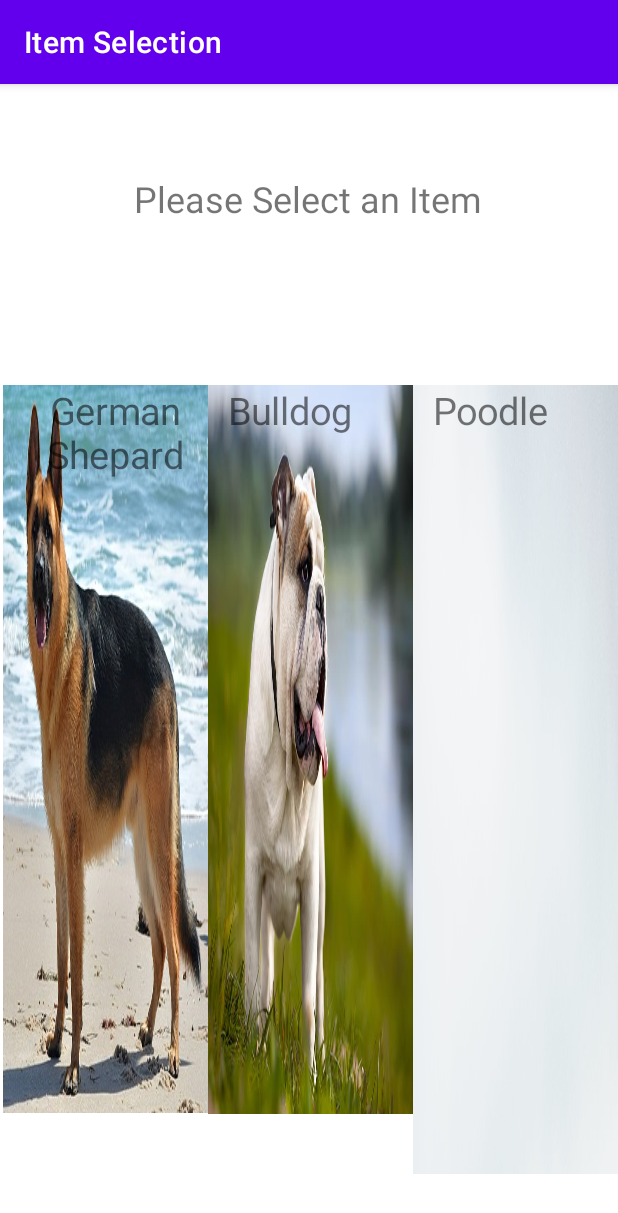
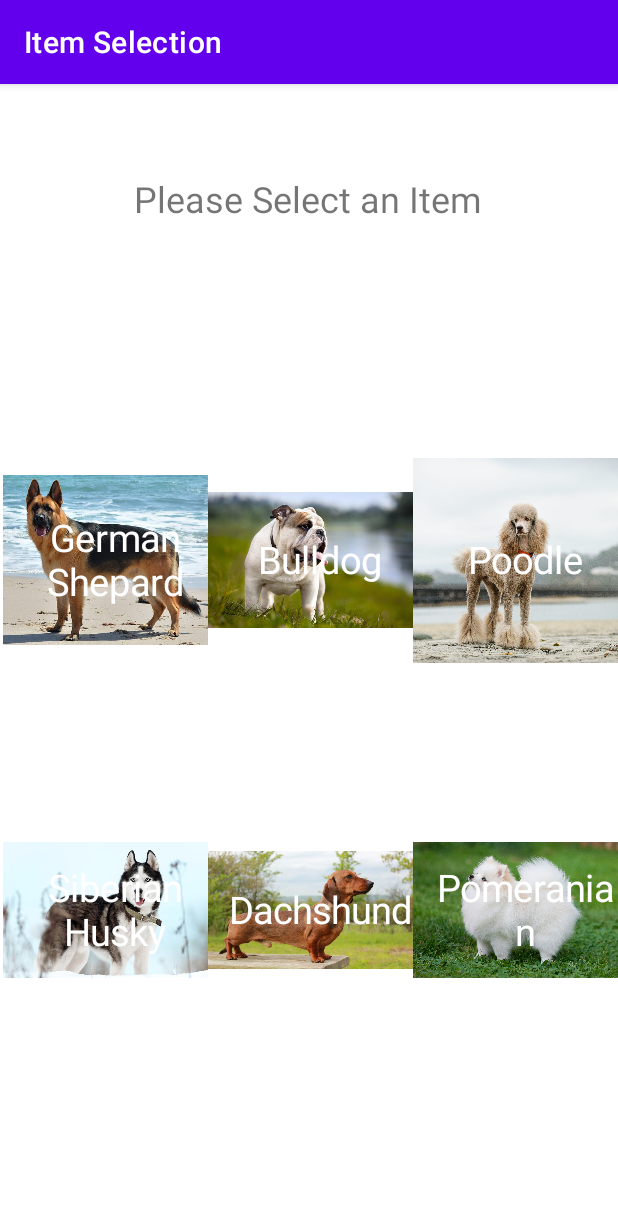
Before and after one commit to jamar-palmer/TransferApp, an Android app: the screen it shows after launch (SelectionActivity), on a phone screen of 412 x 824 dp. Shown: the top 1213 px of the screen. Run offline under Robolectric (Android 15) with nearby library versions, the phone set to English and light mode, and no system bars.

Commit message:
completed Assignment 5

```diff
--- a/app/build.gradle
+++ b/app/build.gradle
@@ -10,8 +10,8 @@ android {
         applicationId "edu.temple.transferapp"
         minSdkVersion 28
         targetSdkVersion 29
-        versionCode 1
-        versionName "1.0"
+        versionCode 2
+        versionName "1.0.1-collage"
 
         testInstrumentationRunner "androidx.test.runner.AndroidJUnitRunner"
     }
--- a/app/src/main/java/edu/temple/transferapp/DisplayActivity.java
+++ b/app/src/main/java/edu/temple/transferapp/DisplayActivity.java
@@ -40,11 +40,8 @@ public class DisplayActivity extends AppCompatActivity {
     }
 
     private void showPicture(int position) {
-        if (position != 0) {
             imageView.setImageResource(dogImages[position]);
-        } else {
-            imageView.setImageResource(0);
-        }
+
     }
 
     @Override
--- a/app/src/main/java/edu/temple/transferapp/ImageAdapter.java
+++ b/app/src/main/java/edu/temple/transferapp/ImageAdapter.java
@@ -1,13 +1,17 @@
 package edu.temple.transferapp;
 
 import android.content.Context;
+import android.graphics.Color;
 import android.graphics.drawable.Drawable;
+import android.graphics.drawable.ScaleDrawable;
 import android.view.Gravity;
+import android.view.LayoutInflater;
 import android.view.View;
 import android.view.ViewGroup;
 import android.widget.BaseAdapter;
 import android.widget.ImageView;
 import android.widget.LinearLayout;
+import android.widget.RelativeLayout;
 import android.widget.TextView;
 
 import java.util.ArrayList;
@@ -18,10 +22,12 @@ public class ImageAdapter extends BaseAdapter {
         ArrayList<String> items;
         ArrayList<Integer> pics;
 
+
     public ImageAdapter(Context context, ArrayList items, ArrayList pics){
             this.context = context;
             this.items = items;
             this.pics = pics;
+
         }
 
 
@@ -43,28 +49,37 @@ public class ImageAdapter extends BaseAdapter {
 
     @Override
         public View getView(int position, View convertView, ViewGroup parent) {
-        LinearLayout linearLayout = new LinearLayout(context);
-        linearLayout.setOrientation(LinearLayout.HORIZONTAL);
-        //linearLayout.getLayoutParams().height = 50;
-        //params;
-        //params.width =50;
+
+        RelativeLayout relativeLayout = new RelativeLayout(context);
             TextView textView = new TextView(context);
             ImageView pic = new ImageView(context);
-        linearLayout.addView(textView);
-        //linearLayout.addView(pic);
-        //pic.getLayoutParams().height= 50;
+            pic.setImageResource(pics.get(position));
+            textView.setText(items.get(position));
+        textView.setTextColor(Color.parseColor("#FFFFFF"));
+
+        relativeLayout.addView(pic);
+        RelativeLayout.LayoutParams prams=  new RelativeLayout.LayoutParams(RelativeLayout.LayoutParams.FILL_PARENT,RelativeLayout.LayoutParams.FILL_PARENT);
+        prams.addRule(RelativeLayout.CENTER_IN_PARENT);
+        pic.getLayoutParams().width = 350;
+        pic.getLayoutParams().height = 350;
+        textView.setLayoutParams(prams);
+
+
+        relativeLayout.addView(textView);
 
 
         textView.setPadding(20,0,0,0);
-            textView.setText(items.get(position));
-            linearLayout.setBackground(context.getDrawable(pics.get(position)));
-          //  pic.
+        LinearLayout.LayoutParams paramsss = new LinearLayout.LayoutParams(5,5);
+        //pic.setLayoutParams(paramss);
+
             textView.setGravity(Gravity.CENTER);
             textView.setTextSize(25);
         textView.setText(items.get(position));
 
 
-            return linearLayout;
+
+
+            return relativeLayout;
         }
 
 
--- a/app/src/main/java/edu/temple/transferapp/SelectionActivity.java
+++ b/app/src/main/java/edu/temple/transferapp/SelectionActivity.java
@@ -8,6 +8,7 @@ import android.view.View;
 import android.widget.AdapterView;
 import android.widget.GridView;
 import android.widget.ImageView;
+import android.widget.LinearLayout;
 import android.widget.Spinner;
 
 import java.util.ArrayList;
@@ -43,11 +44,12 @@ public class SelectionActivity extends AppCompatActivity {
         gridView = findViewById(R.id.gvNew);
 
         ImageAdapter adapter = new ImageAdapter(this, dogList, dogImage);
+
         gridView.setAdapter(adapter);
         gridView.setOnItemClickListener(new AdapterView.OnItemClickListener() {
             @Override
             public void onItemClick(AdapterView<?> parent, View view, int position, long id) {
-                if(position != 0) {
+                {
                     Intent launchIntent = new Intent(SelectionActivity.this, DisplayActivity.class);
                     launchIntent.putExtra("description", dogList.get(position).toString());
                     launchIntent.putExtra("image", position);
```
Also changed, not shown: 2 other files.
